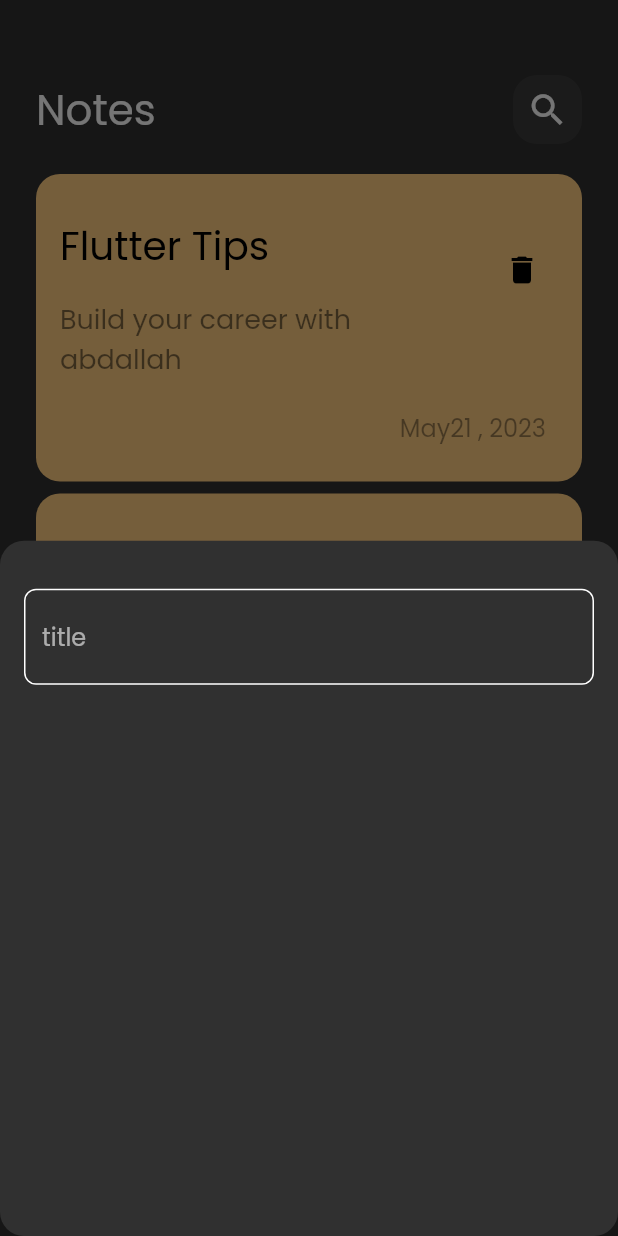
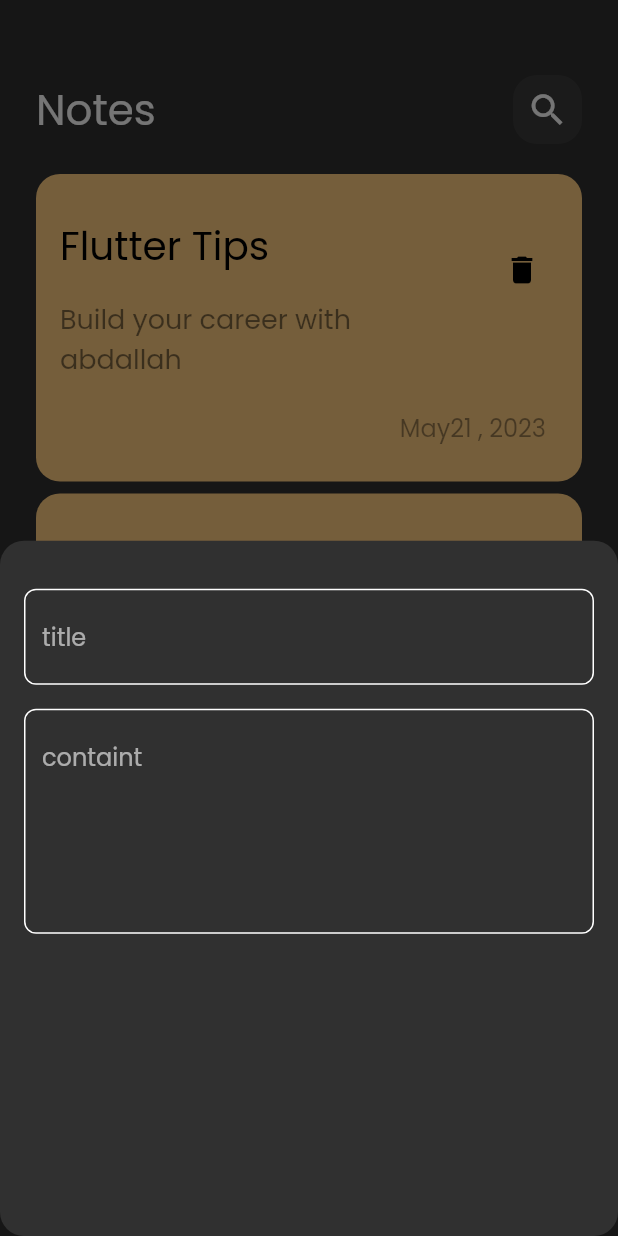
Before and after one commit to AbdallahALdaraimli/note_app, a Flutter app: the screen it shows after launch, after a tap on the "add" icon, on a phone screen of 412 x 824 dp. Run offline on Flutter 3.47's test engine with Material 2 defaults, Android fonts, the phone set to English and light mode, and no system bars.

Commit message:
add filed to notes buttom  sheet

```diff
--- a/lib/widget/add_note_buttom_sheet.dart
+++ b/lib/widget/add_note_buttom_sheet.dart
@@ -7,12 +7,20 @@ class AddNoteButtomSheet extends StatelessWidget {
   @override
   Widget build(BuildContext context) {
     return const Padding(
-      padding: EdgeInsets.symmetric(horizontal:16),
-        child: Column(children: [
-          SizedBox(height: 32,),
-          CustemTextField(),
-        ]),
-      );
-
+      padding: EdgeInsets.symmetric(horizontal: 16),
+      child: Column(children: [
+        SizedBox(
+          height: 32,
+        ),
+        CustemTextField(
+          hint: 'title',
+        ),
+        SizedBox(height: 16),
+        CustemTextField(
+          hint: 'containt',
+          maxLines: 5,
+        ),
+      ]),
+    );
   }
 }
--- a/lib/widget/custom_text_filed.dart
+++ b/lib/widget/custom_text_filed.dart
@@ -2,14 +2,17 @@ import 'package:flutter/material.dart';
 import 'package:note_app/constants.dart';
 
 class CustemTextField extends StatelessWidget {
-  const CustemTextField({super.key});
+  const CustemTextField({super.key, required this.hint, this.maxLines = 1});
 
+  final String hint;
+  final int maxLines;
   @override
   Widget build(BuildContext context) {
     return TextField(
       cursorColor: KPrimarycolor,
+      maxLines: maxLines,
       decoration: InputDecoration(
-        hintText: 'title',
+        hintText: hint,
         border: buildBorder(),
         enabledBorder: buildBorder(),
         focusedBorder: buildBorder(KPrimarycolor),
```
